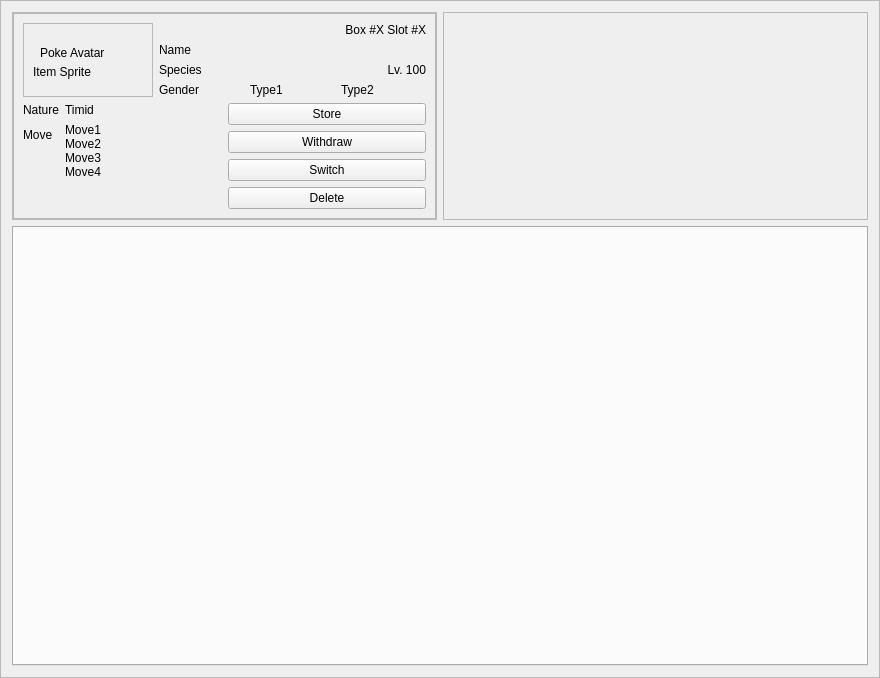
Before: the Qt Designer form src/Teambuilder/Teambuilder/pokeboxes.ui in po-devs/pokemon-online, drawn with Qt 5.
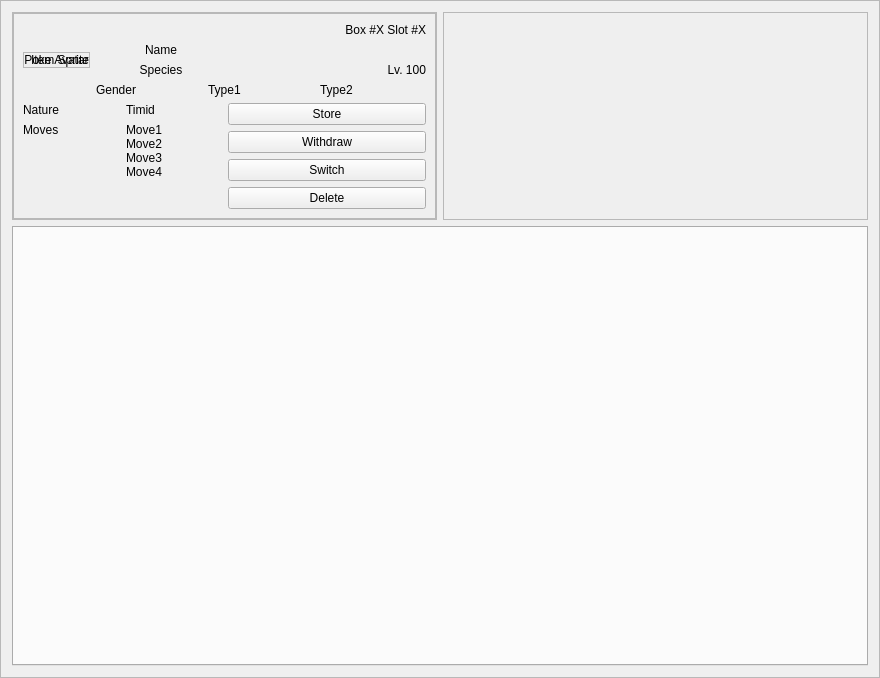
After: the same form once the commit is applied. Custom widgets are drawn as their Qt base class.

Commit message: Improved box UI again

```diff
--- a/src/Teambuilder/Teambuilder/pokeboxes.ui
+++ b/src/Teambuilder/Teambuilder/pokeboxes.ui
@@ -19,7 +19,7 @@
   <property name="frameShadow">
    <enum>QFrame::Raised</enum>
   </property>
-  <layout class="QGridLayout" name="gridLayout_3">
+  <layout class="QGridLayout" name="gridLayout_3" rowstretch="0,100">
    <item row="0" column="0">
     <widget class="QFrame" name="selectedFrame">
      <property name="frameShape">
@@ -43,43 +43,51 @@
         <property name="frameShadow">
          <enum>QFrame::Raised</enum>
         </property>
-        <layout class="QGridLayout" name="gridLayout_2">
+        <layout class="QGridLayout" name="gridLayout_2" rowstretch="0,100">
          <item row="0" column="0" colspan="2">
-          <layout class="QGridLayout" name="gridLayout">
+          <layout class="QGridLayout" name="gridLayout" columnminimumwidth="0,130,0">
            <item row="0" column="0" rowspan="3">
-            <widget class="QFrame" name="frame_4">
+            <widget class="QFrame" name="pokemonFrame">
+             <property name="sizePolicy">
+              <sizepolicy hsizetype="Fixed" vsizetype="Fixed">
+               <horstretch>0</horstretch>
+               <verstretch>0</verstretch>
+              </sizepolicy>
+             </property>
              <property name="frameShape">
               <enum>QFrame::StyledPanel</enum>
              </property>
              <property name="frameShadow">
               <enum>QFrame::Raised</enum>
              </property>
-             <widget class="QLabel" name="itemSprite">
-              <property name="geometry">
-               <rect>
-                <x>10</x>
-                <y>40</y>
-                <width>71</width>
-                <height>17</height>
-               </rect>
+             <layout class="QGridLayout" name="gridLayout_4">
+              <property name="margin">
+               <number>0</number>
               </property>
-              <property name="text">
-               <string>Item Sprite</string>
+              <property name="spacing">
+               <number>0</number>
               </property>
-             </widget>
-             <widget class="QLabel" name="pokemonSprite">
-              <property name="geometry">
-               <rect>
-                <x>17</x>
-                <y>20</y>
-                <width>81</width>
-                <height>20</height>
-               </rect>
-              </property>
-              <property name="text">
-               <string>Poke Avatar</string>
-              </property>
-             </widget>
+              <item row="0" column="0">
+               <widget class="QLabel" name="pokemonSprite">
+                <property name="text">
+                 <string>Poke Avatar</string>
+                </property>
+                <property name="alignment">
+                 <set>Qt::AlignCenter</set>
+                </property>
+               </widget>
+              </item>
+              <item row="0" column="0">
+               <widget class="QLabel" name="itemSprite">
+                <property name="text">
+                 <string>Item Sprite</string>
+                </property>
+                <property name="alignment">
+                 <set>Qt::AlignBottom|Qt::AlignRight|Qt::AlignTrailing</set>
+                </property>
+               </widget>
+              </item>
+             </layout>
             </widget>
            </item>
            <item row="0" column="1" colspan="2">
@@ -99,6 +107,9 @@
                <property name="text">
                 <string>Name</string>
                </property>
+               <property name="alignment">
+                <set>Qt::AlignCenter</set>
+               </property>
               </widget>
              </item>
              <item>
@@ -106,6 +117,9 @@
                <property name="text">
                 <string>Species</string>
                </property>
+               <property name="alignment">
+                <set>Qt::AlignCenter</set>
+               </property>
               </widget>
              </item>
             </layout>
@@ -148,36 +162,42 @@
           </layout>
          </item>
          <item row="1" column="0">
-          <layout class="QFormLayout" name="formLayout">
+          <layout class="QGridLayout" name="gridLayout_5" rowstretch="0,100">
            <item row="0" column="0">
-            <widget class="QLabel" name="label_8">
+            <widget class="QLabel" name="natureLabel">
              <property name="text">
               <string>Nature</string>
              </property>
             </widget>
            </item>
            <item row="0" column="1">
-            <widget class="QLabel" name="natureLabel">
+            <widget class="QLabel" name="nature">
              <property name="text">
               <string>Timid</string>
              </property>
             </widget>
            </item>
            <item row="1" column="0">
-            <widget class="QLabel" name="label_10">
-             <property name="text">
-              <string>Move</string>
-             </property>
-            </widget>
-           </item>
-           <item row="1" column="1">
             <widget class="QLabel" name="movesLabel">
              <property name="text">
+              <string>Moves</string>
+             </property>
+             <property name="alignment">
+              <set>Qt::AlignLeading|Qt::AlignLeft|Qt::AlignTop</set>
+             </property>
+            </widget>
+           </item>
+           <item row="1" column="1">
+            <widget class="QLabel" name="moves">
+             <property name="text">
               <string>Move1
 Move2
 Move3
 Move4</string>
              </property>
+             <property name="alignment">
+              <set>Qt::AlignLeading|Qt::AlignLeft|Qt::AlignTop</set>
+             </property>
             </widget>
            </item>
           </layout>
```
The commit also changes 4 other files.
